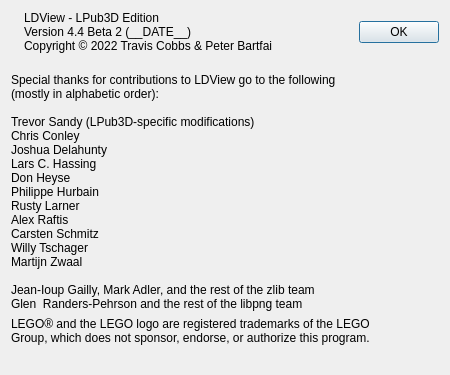
Qt form QT/AboutPanel.ui (trevorsandy/ldview) before a commit.
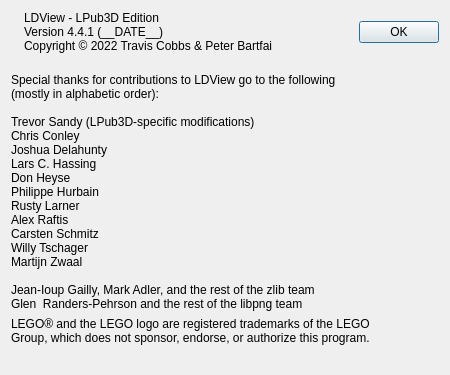
The same form after that commit. Icons and pictures are not drawn.

Commit message: Linux: version string update to 4.4.1

```diff
--- a/QT/AboutPanel.ui
+++ b/QT/AboutPanel.ui
@@ -102,7 +102,7 @@
          </property>
          <property name="text">
           <string>LDView - LPub3D Edition
-Version 4.4 Beta 2 (__DATE__)
+Version 4.4.1 (__DATE__)
 Copyright © 2022 Travis Cobbs &amp; Peter Bartfai</string>
          </property>
          <property name="textFormat">
```
The commit also changes 7 other files.
